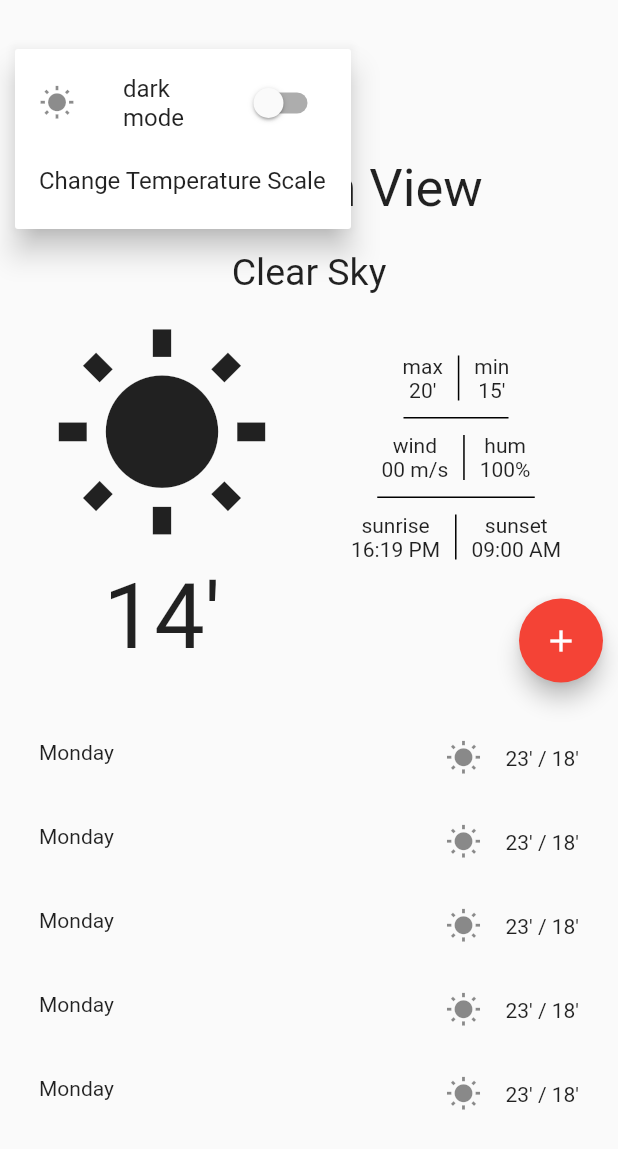
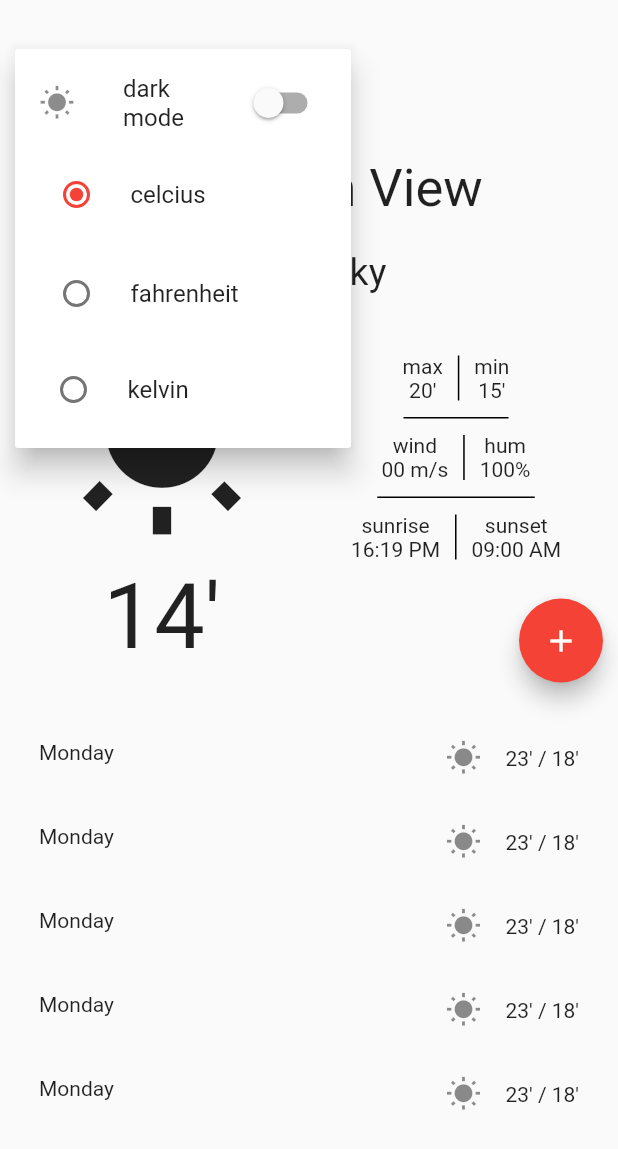
Before and after one commit to scancetin/flutter-weather, a Flutter app: the screen it shows after launch, after a tap on the "menu" icon, on a phone screen of 412 x 824 dp. Shown: the top 1149 px of the screen. Run offline on Flutter 3.47's test engine with Material 2 defaults, Android fonts, the phone set to English and light mode, and no system bars.

Commit message:
some changes

```diff
--- a/lib/screens/weather_screen.dart
+++ b/lib/screens/weather_screen.dart
@@ -1,4 +1,6 @@
-import 'package:any_weather_app/widgets/forecast_wiget.dart';
+import 'package:any_weather_app/widgets/current_infos_widget.dart';
+import 'package:any_weather_app/widgets/forecast_widget.dart';
+import 'package:any_weather_app/widgets/popup_menu_widget.dart';
 import 'package:flutter/material.dart';
 
 class WeatherScreen extends StatefulWidget {
@@ -8,10 +10,12 @@ class WeatherScreen extends StatefulWidget {
   _WeatherScreenState createState() => _WeatherScreenState();
 }
 
-enum PopupOptions { brightness, tempScale }
+// enum PopupOptions { brightness, tempScale }
+// enum TempScales { celsius, fahrenheit, kelvin }
+// TempScales _scale = TempScales.celsius;
 
 class _WeatherScreenState extends State<WeatherScreen> {
-  bool _darkMode = false;
+  // bool _darkMode = false;
 
   @override
   Widget build(BuildContext context) {
@@ -21,7 +25,7 @@ class _WeatherScreenState extends State<WeatherScreen> {
         child: Column(
           children: [
             Expanded(
-              child: menuButton(),
+              child: PopupMenuWidget(),
             ),
             Expanded(
               flex: 2,
@@ -35,11 +39,10 @@ class _WeatherScreenState extends State<WeatherScreen> {
                   Expanded(
                     child: currentWeather("14'", Icons.wb_sunny),
                   ),
-                  // Spacer(),
                   Expanded(
                     child: Column(
                       children: [
-                        currentValues(),
+                        CurrentInfosWidget(),
                         plusButton(),
                       ],
                     ),
@@ -49,91 +52,11 @@ class _WeatherScreenState extends State<WeatherScreen> {
             ),
             Expanded(
               flex: 5,
-              child: ForecasetWidget(),
+              child: ForecastWidget(),
             ),
           ],
         ),
       ),
-    );
-  }
-
-  Column currentValues() {
-    return Column(
-      mainAxisAlignment: MainAxisAlignment.center,
-      children: [
-        SizedBox(height: 20),
-        Row(
-          mainAxisAlignment: MainAxisAlignment.center,
-          children: [
-            valueTile("max", "20'"),
-            tilePaddingH(),
-            valueTile("min", "15'"),
-          ],
-        ),
-        tilePaddingV(70.0),
-        Row(
-          mainAxisAlignment: MainAxisAlignment.center,
-          children: [
-            valueTile("wind", "00 m/s"),
-            tilePaddingH(),
-            valueTile("hum", "100%"),
-          ],
-        ),
-        tilePaddingV(105.0),
-        Row(
-          mainAxisAlignment: MainAxisAlignment.center,
-          children: [
-            valueTile("sunrise", "16:19 PM"),
-            tilePaddingH(),
-            valueTile("sunset", "09:00 AM"),
-          ],
-        ),
-        SizedBox(height: 25),
-      ],
-    );
-  }
-
-  Padding tilePaddingV(width) {
-    return Padding(
-      padding: EdgeInsets.symmetric(vertical: 10),
-      child: Container(
-        height: 1,
-        width: width,
-        color: Colors.black,
-      ),
-    );
-  }
-
-  Column currentWeather(String temp, IconData icon) {
-    return Column(
-      children: [
-        Icon(icon, size: 150),
-        SizedBox(height: 10),
-        Text(
-          "14'",
-          style: TextStyle(fontSize: 60),
-        ),
-      ],
-    );
-  }
-
-  Padding tilePaddingH() {
-    return Padding(
-      padding: EdgeInsets.symmetric(horizontal: 10),
-      child: Container(
-        height: 30,
-        width: 1,
-        color: Colors.black,
-      ),
-    );
-  }
-
-  Column valueTile(String info, String rate) {
-    return Column(
-      children: [
-        Text(info),
-        Text(rate),
-      ],
     );
   }
 
@@ -150,6 +73,19 @@ class _WeatherScreenState extends State<WeatherScreen> {
     ]);
   }
 
+  Column currentWeather(String temp, IconData icon) {
+    return Column(
+      children: [
+        Icon(icon, size: 150),
+        SizedBox(height: 10),
+        Text(
+          "14'",
+          style: TextStyle(fontSize: 60),
+        ),
+      ],
+    );
+  }
+
   Align plusButton() {
     return Align(
       alignment: Alignment.bottomRight,
@@ -159,43 +95,4 @@ class _WeatherScreenState extends State<WeatherScreen> {
       ),
     );
   }
-
-  Align menuButton() {
-    return Align(
-      alignment: Alignment.centerLeft,
-      child: PopupMenuButton(
-        onSelected: (PopupOptions result) {
-          setState(() {
-            print(result);
-          });
-        },
-        child: Icon(
-          Icons.menu,
-          size: 40,
-        ),
-        itemBuilder: (context) => <PopupMenuEntry<PopupOptions>>[
-          PopupMenuItem<PopupOptions>(
-            value: PopupOptions.brightness,
-            child: SwitchListTile(
-              title: Text("dark mode"),
-              secondary: Icon(Icons.wb_sunny),
-              value: _darkMode,
-              onChanged: (value) {
-                setState(
-                  () {
-                    _darkMode = value;
-                    print(_darkMode);
-                  },
-                );
-              },
-            ),
-          ),
-          PopupMenuItem<PopupOptions>(
-            value: PopupOptions.tempScale,
-            child: Text("Change Temperature Scale"),
-          ),
-        ],
-      ),
-    );
-  }
 }
--- /dev/null
+++ b/lib/widgets/current_infos_widget.dart
@@ -0,0 +1,78 @@
+import 'package:flutter/material.dart';
+
+class CurrentInfosWidget extends StatefulWidget {
+  CurrentInfosWidget({Key key}) : super(key: key);
+
+  @override
+  _CurrentInfosWidgetState createState() => _CurrentInfosWidgetState();
+}
+
+class _CurrentInfosWidgetState extends State<CurrentInfosWidget> {
+  @override
+  Widget build(BuildContext context) {
+    return Column(
+      mainAxisAlignment: MainAxisAlignment.center,
+      children: [
+        SizedBox(height: 20),
+        Row(
+          mainAxisAlignment: MainAxisAlignment.center,
+          children: [
+            valueTile("max", "20'"),
+            tilePaddingH(),
+            valueTile("min", "15'"),
+          ],
+        ),
+        tilePaddingV(70.0),
+        Row(
+          mainAxisAlignment: MainAxisAlignment.center,
+          children: [
+            valueTile("wind", "00 m/s"),
+            tilePaddingH(),
+            valueTile("hum", "100%"),
+          ],
+        ),
+        tilePaddingV(105.0),
+        Row(
+          mainAxisAlignment: MainAxisAlignment.center,
+          children: [
+            valueTile("sunrise", "16:19 PM"),
+            tilePaddingH(),
+            valueTile("sunset", "09:00 AM"),
+          ],
+        ),
+        SizedBox(height: 25),
+      ],
+    );
+  }
+
+  Column valueTile(String info, String rate) {
+    return Column(
+      children: [
+        Text(info),
+        Text(rate),
+      ],
+    );
+  }
+
+  Padding tilePaddingV(double width) {
+    return Padding(
+      padding: EdgeInsets.symmetric(vertical: 10),
+      child: Container(
+        height: 1,
+        width: width,
+        color: Colors.black,
+      ),
+    );
+  }
+
+  Padding tilePaddingH() {
+    return Padding(
+      padding: EdgeInsets.symmetric(horizontal: 10),
+      child: Container(
+        height: 30,
+        width: 1,
+        color: Colors.black,
+      ),
+    );
+  }
+}
--- a/lib/widgets/forecast_tile_widget.dart
+++ b/lib/widgets/forecast_widget.dart
@@ -1,12 +1,8 @@
 import 'package:flutter/material.dart';
 
-class ForecastTileWidget extends StatelessWidget {
-  final String day;
-  final String maxTemp;
-  final String minTemp;
-  final Icon icon;
-  final String scale;
-  const ForecastTileWidget({Key key, this.day, this.icon, this.maxTemp, this.minTemp, this.scale}) : super(key: key);
+class ForecastWidget extends StatelessWidget {
+  const ForecastWidget({Key key}) : super(key: key);
+
   @override
   Widget build(BuildContext context) {
     return ListView(
@@ -14,27 +10,27 @@ class ForecastTileWidget extends StatelessWidget {
         ListTile(
           leading: Text("Monday"),
           title: Align(alignment: Alignment.centerRight, child: Icon(Icons.wb_sunny)),
-          trailing: Text("23' / 18'C"),
+          trailing: Text("23' / 18'"),
         ),
         ListTile(
           leading: Text("Monday"),
           title: Align(alignment: Alignment.centerRight, child: Icon(Icons.wb_sunny)),
-          trailing: Text("23' / 18'C"),
+          trailing: Text("23' / 18'"),
         ),
         ListTile(
           leading: Text("Monday"),
           title: Align(alignment: Alignment.centerRight, child: Icon(Icons.wb_sunny)),
-          trailing: Text("23' / 18'C"),
+          trailing: Text("23' / 18'"),
         ),
         ListTile(
           leading: Text("Monday"),
           title: Align(alignment: Alignment.centerRight, child: Icon(Icons.wb_sunny)),
-          trailing: Text("23' / 18'C"),
+          trailing: Text("23' / 18'"),
         ),
         ListTile(
           leading: Text("Monday"),
           title: Align(alignment: Alignment.centerRight, child: Icon(Icons.wb_sunny)),
-          trailing: Text("23' / 18'C"),
+          trailing: Text("23' / 18'"),
         ),
       ],
     );
--- a/lib/widgets/forecast_wiget.dart
+++ /dev/null
@@ -1,38 +0,0 @@
-import 'package:flutter/material.dart';
-
-class ForecasetWidget extends StatelessWidget {
-  const ForecasetWidget({Key key}) : super(key: key);
-
-  @override
-  Widget build(BuildContext context) {
-    return ListView(
-      children: [
-        ListTile(
-          leading: Text("Monday"),
-          title: Align(alignment: Alignment.centerRight, child: Icon(Icons.wb_sunny)),
-          trailing: Text("23' / 18'"),
-        ),
-        ListTile(
-          leading: Text("Monday"),
-          title: Align(alignment: Alignment.centerRight, child: Icon(Icons.wb_sunny)),
-          trailing: Text("23' / 18'"),
-        ),
-        ListTile(
-          leading: Text("Monday"),
-          title: Align(alignment: Alignment.centerRight, child: Icon(Icons.wb_sunny)),
-          trailing: Text("23' / 18'"),
-        ),
-        ListTile(
-          leading: Text("Monday"),
-          title: Align(alignment: Alignment.centerRight, child: Icon(Icons.wb_sunny)),
-          trailing: Text("23' / 18'"),
-        ),
-        ListTile(
-          leading: Text("Monday"),
-          title: Align(alignment: Alignment.centerRight, child: Icon(Icons.wb_sunny)),
-          trailing: Text("23' / 18'"),
-        ),
-      ],
-    );
-  }
-}
--- /dev/null
+++ b/lib/widgets/popup_menu_widget.dart
@@ -0,0 +1,97 @@
+import 'package:flutter/material.dart';
+
+class PopupMenuWidget extends StatefulWidget {
+  PopupMenuWidget({Key key}) : super(key: key);
+
+  @override
+  _PopupMenuWidgetState createState() => _PopupMenuWidgetState();
+}
+
+enum PopupOptions { brightness, tempScale }
+enum TempScales { celsius, fahrenheit, kelvin }
+TempScales _scale = TempScales.celsius;
+bool _darkMode = false;
+
+class _PopupMenuWidgetState extends State<PopupMenuWidget> {
+  @override
+  Widget build(BuildContext context) {
+    return Align(
+      alignment: Alignment.centerLeft,
+      child: PopupMenuButton(
+        child: Icon(
+          Icons.menu,
+          size: 40,
+        ),
+        itemBuilder: (context) => <PopupMenuEntry<PopupOptions>>[
+          PopupMenuItem<PopupOptions>(
+            value: PopupOptions.brightness,
+            child: StatefulBuilder(
+              builder: (BuildContext context, StateSetter setState) {
+                return SwitchListTile(
+                  title: Text("dark mode"),
+                  secondary: Icon(Icons.wb_sunny),
+                  value: _darkMode,
+                  onChanged: (value) {
+                    setState(
+                      () {
+                        _darkMode = value;
+                        print(_darkMode);
+                      },
+                    );
+                  },
+                );
+              },
+            ),
+          ),
+          PopupMenuItem<PopupOptions>(
+            value: PopupOptions.tempScale,
+            child: StatefulBuilder(
+              builder: (BuildContext context, StateSetter setState) {
+                return Column(
+                  children: [
+                    RadioListTile<TempScales>(
+                      title: Text('celcius'),
+                      contentPadding: EdgeInsets.all(5),
+                      value: TempScales.celsius,
+                      groupValue: _scale,
+                      onChanged: (TempScales value) {
+                        setState(() {
+                          _scale = value;
+                          print(_scale);
+                        });
+                      },
+                    ),
+                    RadioListTile<TempScales>(
+                      title: Text('fahrenheit'),
+                      contentPadding: EdgeInsets.all(5),
+                      value: TempScales.fahrenheit,
+                      groupValue: _scale,
+                      onChanged: (TempScales value) {
+                        setState(() {
+                          _scale = value;
+                          print(_scale);
+                        });
+                      },
+                    ),
+                    RadioListTile<TempScales>(
+                      title: Text('kelvin'),
+                      contentPadding: EdgeInsets.all(3),
+                      value: TempScales.kelvin,
+                      groupValue: _scale,
+                      onChanged: (TempScales value) {
+                        setState(() {
+                          _scale = value;
+                          print(_scale);
+                        });
+                      },
+                    ),
+                  ],
+                );
+              },
+            ),
+          ),
+        ],
+      ),
+    );
+  }
+}
```
